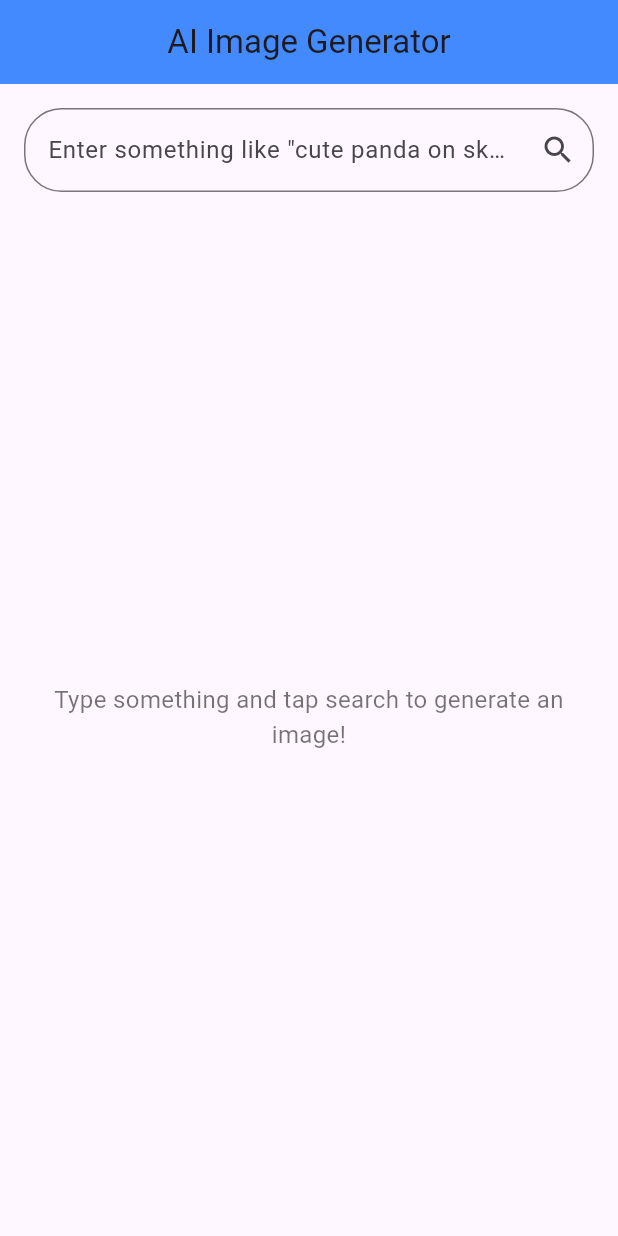
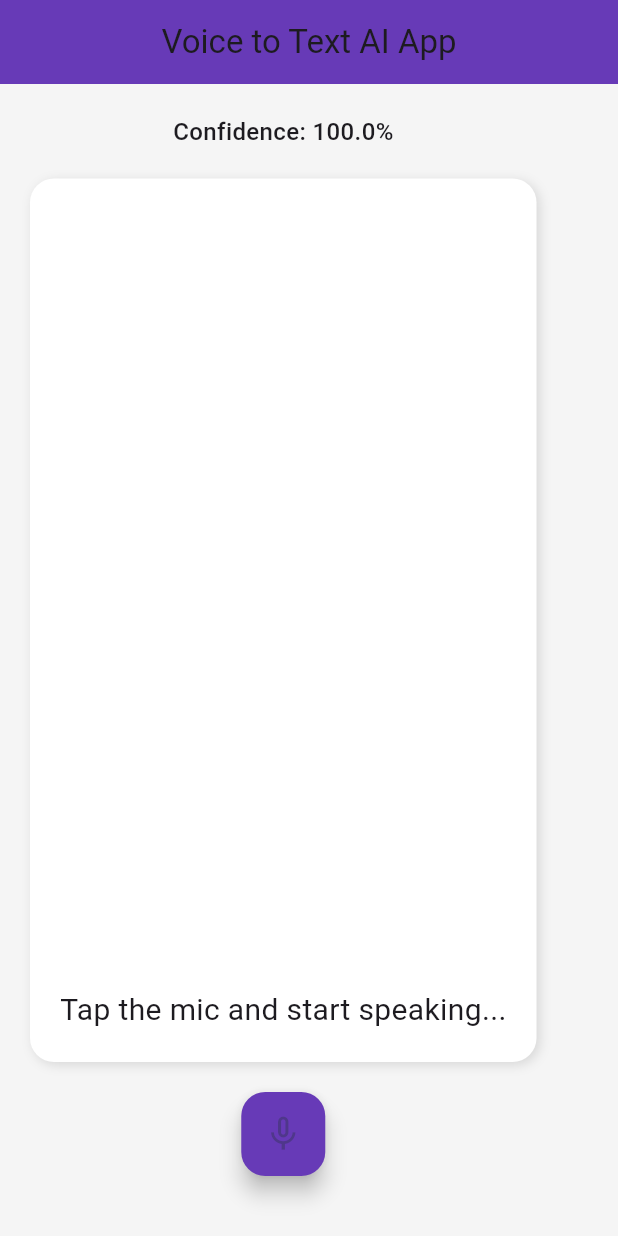
Before and after one commit to Amansarfraz/bedtime_app, a Flutter app: the screen it shows after launch, on a phone screen of 412 x 824 dp. Run offline on Flutter 3.47's test engine with Material 3 defaults, Android fonts, the light colour scheme and no system bars; our stand-ins replace speech_to_text.

Commit message:
first commit

```diff
--- a/lib/main.dart
+++ b/lib/main.dart
@@ -1,98 +1,102 @@
 import 'package:flutter/material.dart';
+import 'package:speech_to_text/speech_to_text.dart' as stt;
 
-void main() => runApp(const PollinationsImageApp());
+void main() => runApp(const VoiceToTextApp());
 
-class PollinationsImageApp extends StatelessWidget {
-  const PollinationsImageApp({super.key});
+class VoiceToTextApp extends StatelessWidget {
+  const VoiceToTextApp({super.key});
 
   @override
   Widget build(BuildContext context) {
     return const MaterialApp(
       debugShowCheckedModeBanner: false,
-      home: ImageSearchScreen(),
+      home: VoiceHome(),
     );
   }
 }
 
-class ImageSearchScreen extends StatefulWidget {
-  const ImageSearchScreen({super.key});
+class VoiceHome extends StatefulWidget {
+  const VoiceHome({super.key});
 
   @override
-  State<ImageSearchScreen> createState() => _ImageSearchScreenState();
+  State<VoiceHome> createState() => _VoiceHomeState();
 }
 
-class _ImageSearchScreenState extends State<ImageSearchScreen> {
-  final TextEditingController _controller = TextEditingController();
-  String? imageUrl;
-  bool isLoading = false;
+class _VoiceHomeState extends State<VoiceHome> {
+  late stt.SpeechToText _speech;
+  bool _isListening = false;
+  String _text = "Tap the mic and start speaking...";
+  double _confidence = 1.0;
 
-  void _searchImage() {
-    final prompt = _controller.text.trim();
-    if (prompt.isEmpty) return;
+  @override
+  void initState() {
+    super.initState();
+    _speech = stt.SpeechToText();
+  }
 
-    setState(() {
-      isLoading = true;
-      imageUrl = null;
-    });
-
-    final url =
-        'https://image.pollinations.ai/prompt/${Uri.encodeComponent(prompt)}';
-    // Since Pollinations returns direct image, no need to fetch JSON
-    Future.delayed(const Duration(seconds: 2), () {
-      setState(() {
-        imageUrl = url;
-        isLoading = false;
-      });
-    });
+  void _listen() async {
+    if (!_isListening) {
+      bool available = await _speech.initialize();
+      if (available) {
+        setState(() => _isListening = true);
+        _speech.listen(
+          onResult: (result) => setState(() {
+            _text = result.recognizedWords;
+            _confidence = result.confidence;
+          }),
+        );
+      }
+    } else {
+      setState(() => _isListening = false);
+      _speech.stop();
+    }
   }
 
   @override
   Widget build(BuildContext context) {
     return Scaffold(
+      backgroundColor: Colors.grey[100],
       appBar: AppBar(
-        title: const Text('AI Image Generator'),
-        backgroundColor: Colors.blueAccent,
+        backgroundColor: Colors.deepPurple,
+        title: const Text('Voice to Text AI App'),
         centerTitle: true,
       ),
       body: Padding(
-        padding: const EdgeInsets.all(16),
+        padding: const EdgeInsets.all(20),
         child: Column(
           children: [
-            TextField(
-              controller: _controller,
-              decoration: InputDecoration(
-                hintText: 'Enter something like "cute panda on skateboard"',
-                suffixIcon: IconButton(
-                  icon: const Icon(Icons.search),
-                  onPressed: _searchImage,
+            Text(
+              "Confidence: ${(_confidence * 100.0).toStringAsFixed(1)}%",
+              style: const TextStyle(fontSize: 16, fontWeight: FontWeight.w500),
+            ),
+            const SizedBox(height: 20),
+            Expanded(
+              child: Container(
+                padding: const EdgeInsets.all(20),
+                decoration: BoxDecoration(
+                  color: Colors.white,
+                  borderRadius: BorderRadius.circular(16),
+                  boxShadow: const [
+                    BoxShadow(
+                      color: Colors.black12,
+                      blurRadius: 6,
+                      offset: Offset(2, 2),
+                    ),
+                  ],
                 ),
-                border: OutlineInputBorder(
-                  borderRadius: BorderRadius.circular(25),
+                child: SingleChildScrollView(
+                  reverse: true,
+                  child: Text(_text, style: const TextStyle(fontSize: 20)),
                 ),
               ),
             ),
             const SizedBox(height: 20),
-            if (isLoading)
-              const CircularProgressIndicator()
-            else if (imageUrl != null)
-              Expanded(
-                child: Image.network(
-                  imageUrl!,
-                  fit: BoxFit.cover,
-                  errorBuilder: (context, error, stack) =>
-                      const Text('Error loading image'),
-                ),
-              )
-            else
-              const Expanded(
-                child: Center(
-                  child: Text(
-                    'Type something and tap search to generate an image!',
-                    style: TextStyle(color: Colors.black54, fontSize: 16),
-                    textAlign: TextAlign.center,
-                  ),
-                ),
-              ),
+            FloatingActionButton(
+              onPressed: _listen,
+              backgroundColor: _isListening ? Colors.red : Colors.deepPurple,
+              child: Icon(_isListening ? Icons.mic : Icons.mic_none, size: 28),
+            ),
+            const SizedBox(height: 20),
           ],
         ),
       ),
```
Also changed, not shown: pubspec.yaml (+4 -3 lines), pubspec.lock, 5 other files.
